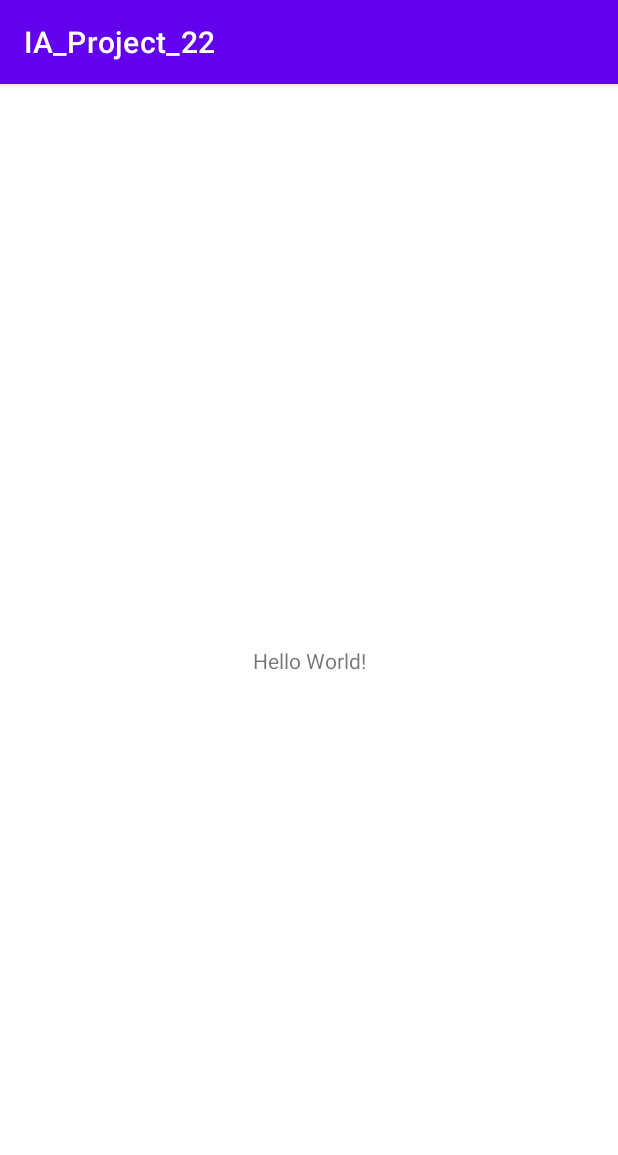
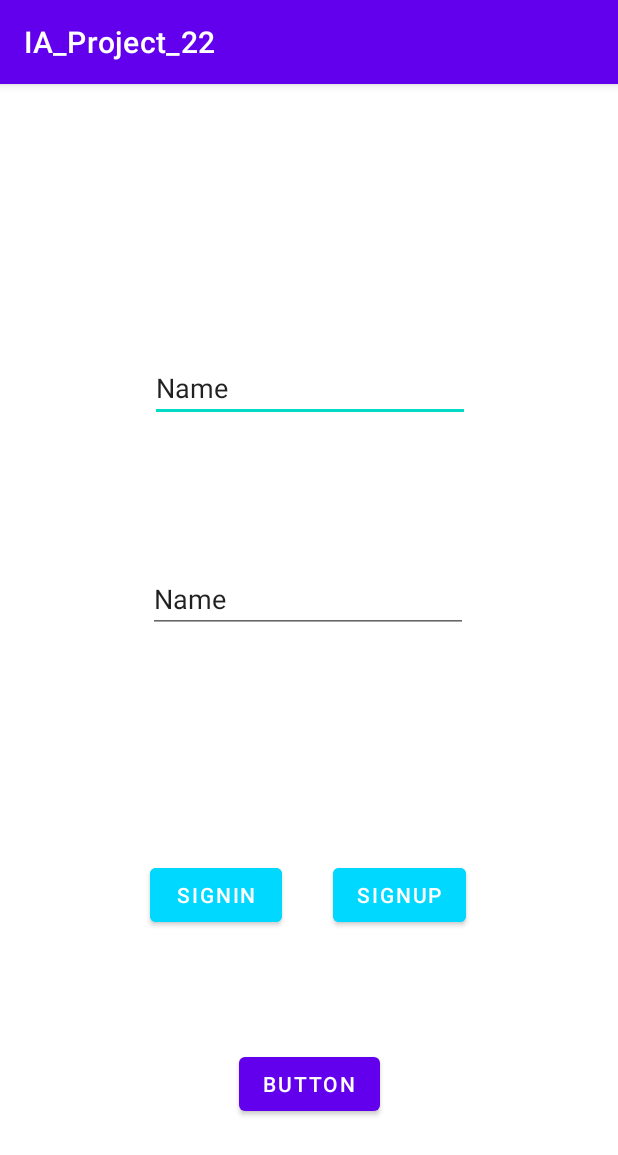
Before and after one commit to gleong21/IA_Project, an Android app: the screen it shows after launch (MainActivity before the commit, authActivity after it), on a phone screen of 412 x 824 dp. Shown: the top 1155 px of the screen. Run offline under Robolectric (Android 15) with nearby library versions, the phone set to English and light mode, and no system bars; our stand-ins replace Firebase (no records; nobody signed in at launch, a user with empty details on screens opened directly).

Commit message:
Second push adding google sign in

```diff
--- a/IA_Project_22/app/build.gradle
+++ b/IA_Project_22/app/build.gradle
@@ -9,7 +9,7 @@ android {
 
     defaultConfig {
         applicationId "com.example.ia_project_22"
-        minSdkVersion 16
+        minSdkVersion 21
         targetSdkVersion 30
         versionCode 1
         versionName "1.0"
@@ -35,8 +35,12 @@ dependencies {
     implementation 'com.google.android.material:material:1.2.1'
     implementation 'androidx.constraintlayout:constraintlayout:2.0.4'
     implementation 'com.google.firebase:firebase-firestore:22.0.0'
+    implementation platform('com.google.firebase:firebase-bom:26.8.0')
+    implementation 'com.google.android.gms:play-services-auth:19.0.0'
     implementation 'com.google.firebase:firebase-auth:20.0.3'
     testImplementation 'junit:junit:4.+'
+    def multidex_version = "2.0.1"
+    implementation 'com.android.support:multidex:1.0.3'
     androidTestImplementation 'androidx.test.ext:junit:1.1.2'
     androidTestImplementation 'androidx.test.espresso:espresso-core:3.3.0'
 }
--- a/IA_Project_22/app/src/main/AndroidManifest.xml
+++ b/IA_Project_22/app/src/main/AndroidManifest.xml
@@ -9,8 +9,8 @@
         android:roundIcon="@mipmap/ic_launcher_round"
         android:supportsRtl="true"
         android:theme="@style/Theme.IA_Project_22">
-        <activity android:name=".authActivity"></activity>
-        <activity android:name=".MainActivity">
+        <activity android:name=".MainActivity"></activity>
+        <activity android:name=".authActivity">
             <intent-filter>
                 <action android:name="android.intent.action.MAIN" />
 
--- a/IA_Project_22/app/src/main/java/com/example/ia_project_22/authActivity.java
+++ b/IA_Project_22/app/src/main/java/com/example/ia_project_22/authActivity.java
@@ -7,22 +7,38 @@ import android.content.Intent;
 import android.os.Bundle;
 import android.util.Log;
 import android.view.View;
+import android.widget.AdapterView;
 import android.widget.EditText;
 
+import com.google.android.gms.auth.api.Auth;
+import com.google.android.gms.auth.api.signin.GoogleSignIn;
+import com.google.android.gms.auth.api.signin.GoogleSignInAccount;
+import com.google.android.gms.auth.api.signin.GoogleSignInApi;
+import com.google.android.gms.auth.api.signin.GoogleSignInClient;
+import com.google.android.gms.auth.api.signin.GoogleSignInOptions;
+import com.google.android.gms.common.ConnectionResult;
+import com.google.android.gms.common.api.ApiException;
+import com.google.android.gms.common.api.GoogleApiClient;
 import com.google.android.gms.tasks.OnCompleteListener;
 import com.google.android.gms.tasks.Task;
+import com.google.firebase.auth.AuthCredential;
 import com.google.firebase.auth.AuthResult;
 import com.google.firebase.auth.FirebaseAuth;
+import com.google.firebase.auth.GoogleAuthProvider;
 import com.google.firebase.firestore.FirebaseFirestore;
 import com.google.firebase.auth.FirebaseUser;
 
 
-public class authActivity extends AppCompatActivity
+public class authActivity extends AppCompatActivity implements GoogleApiClient.OnConnectionFailedListener, AdapterView.OnItemSelectedListener
+
 {
     private FirebaseAuth mAuth;
     private FirebaseFirestore firestore;
     private EditText emailField;
     private EditText passwordField;
+    private GoogleSignInClient mGoogleSignInClient;
+    private static final int RC_SIGN_IN = 9001;
+    private GoogleApiClient googleApiClient;
 
     @Override
     protected void onCreate(Bundle savedInstanceState)
@@ -31,6 +47,21 @@ public class authActivity extends AppCompatActivity
         setContentView(R.layout.activity_auth);
         emailField = findViewById(R.id.editTextEmailAddress);
         passwordField = findViewById(R.id.editPasswordView);
+        mAuth = FirebaseAuth.getInstance();
+        firestore = FirebaseFirestore.getInstance();
+        GoogleSignInOptions gso = new GoogleSignInOptions.Builder(GoogleSignInOptions.DEFAULT_SIGN_IN)
+                .requestIdToken(getString(R.string.default_web_client_id))
+                .requestEmail()
+                .build();
+
+        googleApiClient = new GoogleApiClient.Builder(this)
+                .enableAutoManage(this, this)
+                .addApi(Auth.GOOGLE_SIGN_IN_API, gso)
+                .build();
+
+
+        mGoogleSignInClient = GoogleSignIn.getClient(this, gso);
+
     }
 
     public void signIn(View v)
@@ -100,7 +131,59 @@ public class authActivity extends AppCompatActivity
         }
     }
 
+    public void onClickOne(View v)
+    {
+        System.out.println("HELLLLLO");
 
+                signinWithGoogle();
+
+
+        }
+
+    private void signinWithGoogle()
+    {
+        Intent signInIntent = Auth.GoogleSignInApi.getSignInIntent(googleApiClient);
+        startActivityForResult(signInIntent, RC_SIGN_IN);
+    }
+
+    @Override
+    public void onActivityResult(int requestCode, int resultCode, Intent data) {
+        super.onActivityResult(requestCode, resultCode, data);
+
+        // Result returned from launching the Intent from GoogleSignInApi.getSignInIntent(...);
+        if (requestCode == RC_SIGN_IN) {
+            Task<GoogleSignInAccount> task = GoogleSignIn.getSignedInAccountFromIntent(data);
+            try {
+                // Google Sign In was successful, authenticate with Firebase
+                GoogleSignInAccount account = task.getResult(ApiException.class);
+                Log.d("TAG", "firebaseAuthWithGoogle:" + account.getId());
+                firebaseAuthWithGoogle(account.getIdToken());
+            } catch (ApiException e) {
+                // Google Sign In failed, update UI appropriately
+                Log.w("TAG", "Google sign in failed", e);
+            }
+        }
+    }
+    private void firebaseAuthWithGoogle(String idToken)
+    {
+        AuthCredential credential = GoogleAuthProvider.getCredential(idToken, null);
+        mAuth.signInWithCredential(credential)
+                .addOnCompleteListener(this, new OnCompleteListener<AuthResult>() {
+                    @Override
+                    public void onComplete(@NonNull Task<AuthResult> task) {
+                        if (task.isSuccessful()) {
+                            // Sign in success, update UI with the signed-in user's information
+                            Log.d("TAG", "signInWithCredential:success");
+                            FirebaseUser user = mAuth.getCurrentUser();
+                            updateUI(user);
+                        } else {
+                            // If sign in fails, display a message to the user.
+                            Log.w("TAG", "signInWithCredential:failure", task.getException());
+                            updateUI(null);
+                        }
+                    }
+                });
+    }
 
 
     public void updateUI(FirebaseUser currentUser)
@@ -113,4 +196,22 @@ public class authActivity extends AppCompatActivity
         }
 
     }
+
+    @Override
+    public void onItemSelected(AdapterView<?> adapterView, View view, int i, long l)
+    {
+
+    }
+
+    @Override
+    public void onNothingSelected(AdapterView<?> adapterView)
+    {
+
+    }
+
+    @Override
+    public void onConnectionFailed(@NonNull ConnectionResult connectionResult)
+    {
+
+    }
 }
--- a/IA_Project_22/app/src/main/res/layout/activity_auth.xml
+++ b/IA_Project_22/app/src/main/res/layout/activity_auth.xml
@@ -37,6 +37,7 @@
         android:id="@+id/signIn"
         android:layout_width="wrap_content"
         android:layout_height="wrap_content"
+        android:backgroundTint="#00D8FF"
         android:onClick="signIn"
         android:text="SignIn"
         app:layout_constraintBottom_toBottomOf="parent"
@@ -50,6 +51,7 @@
         android:id="@+id/signUp"
         android:layout_width="wrap_content"
         android:layout_height="wrap_content"
+        android:backgroundTint="#00D8FF"
         android:onClick="signUp"
         android:text="SignUp"
         app:layout_constraintBottom_toBottomOf="parent"
@@ -59,4 +61,16 @@
         app:layout_constraintTop_toTopOf="parent"
         app:layout_constraintVertical_bias="0.718" />
 
+    <Button
+        android:id="@+id/button2"
+        android:layout_width="wrap_content"
+        android:layout_height="wrap_content"
+        android:onClick="onClickOne"
+        android:text="Button"
+        app:layout_constraintBottom_toBottomOf="parent"
+        app:layout_constraintEnd_toEndOf="parent"
+        app:layout_constraintHorizontal_bias="0.5"
+        app:layout_constraintStart_toStartOf="parent"
+        app:layout_constraintTop_toBottomOf="@+id/signIn" />
+
 </androidx.constraintlayout.widget.ConstraintLayout>
--- a/IA_Project_22/build.gradle
+++ b/IA_Project_22/build.gradle
@@ -7,6 +7,7 @@ buildscript {
     dependencies {
         classpath "com.android.tools.build:gradle:4.1.1"
         classpath 'com.google.gms:google-services:4.3.5'
+
 
         // NOTE: Do not place your application dependencies here; they belong
         // in the individual module build.gradle files
```
